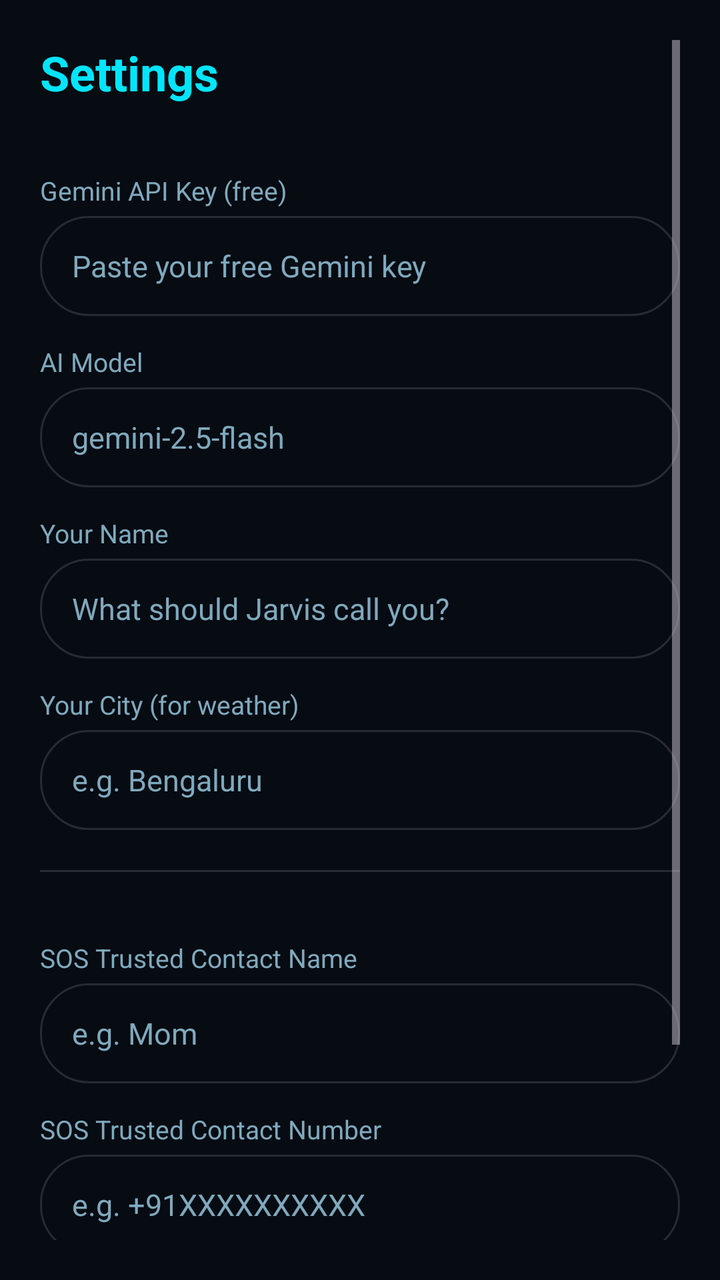
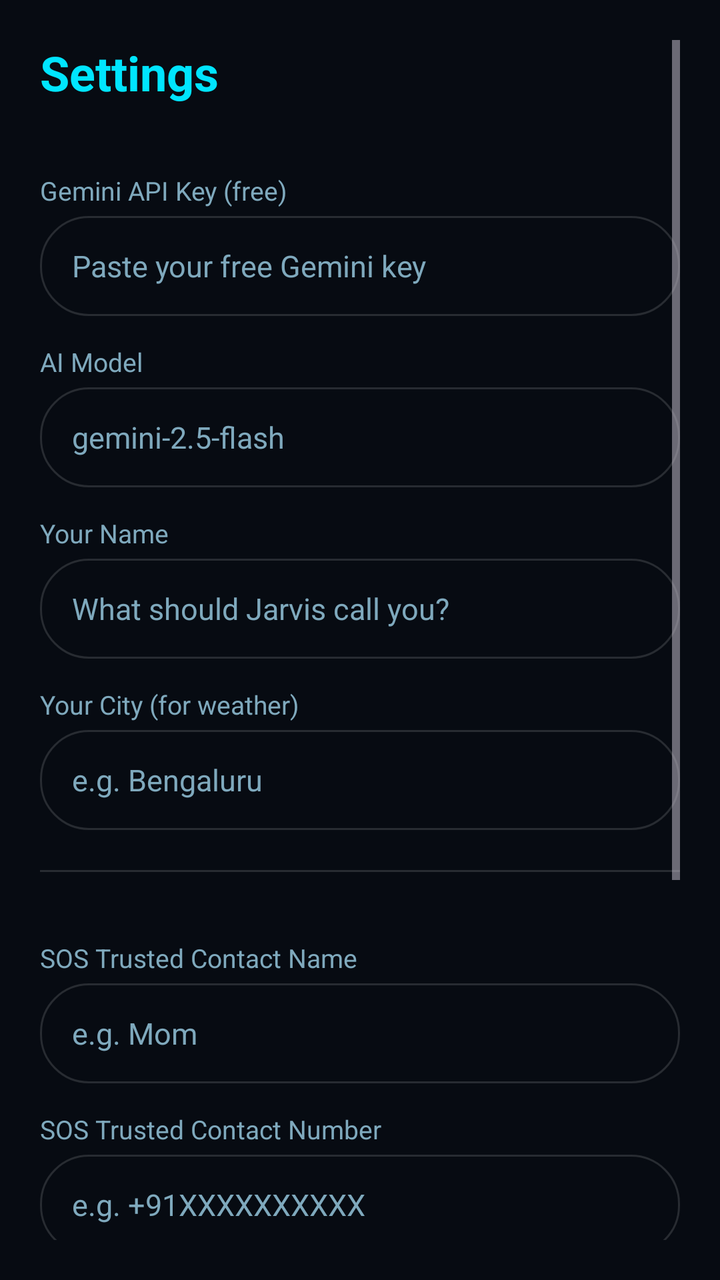

The first picture is an Android layout as it rendered before a commit; the second is the same layout after the commit. The layout source and the unified diff follow.
<!-- AndroidManifest.xml: application theme Theme.Jarvis -->
<!-- res/layout/activity_settings.xml -->
<?xml version="1.0" encoding="utf-8"?>
<ScrollView xmlns:android="http://schemas.android.com/apk/res/android"
    android:layout_width="match_parent"
    android:layout_height="match_parent"
    android:background="@color/bg"
    android:padding="20dp">

    <LinearLayout
        android:layout_width="match_parent"
        android:layout_height="wrap_content"
        android:orientation="vertical">

        <TextView
            android:layout_width="wrap_content"
            android:layout_height="wrap_content"
            android:text="Settings"
            android:textColor="@color/accent"
            android:textSize="24sp"
            android:textStyle="bold"
            android:layout_marginBottom="20dp" />

        <TextView style="@style/Label" android:text="Gemini API Key (free)" />
        <EditText
            android:id="@+id/apiKeyInput"
            style="@style/Field"
            android:hint="Paste your free Gemini key"
            android:inputType="textNoSuggestions" />

        <TextView style="@style/Label" android:text="AI Model" />
        <EditText
            android:id="@+id/modelInput"
            style="@style/Field"
            android:hint="gemini-2.5-flash"
            android:inputType="textNoSuggestions" />

        <TextView style="@style/Label" android:text="Your Name" />
        <EditText
            android:id="@+id/nameInput"
            style="@style/Field"
            android:hint="What should Jarvis call you?"
            android:inputType="textCapWords" />

        <TextView style="@style/Label" android:text="Your City (for weather)" />
        <EditText
            android:id="@+id/cityInput"
            style="@style/Field"
            android:hint="e.g. Bengaluru"
            android:inputType="textCapWords" />

        <View android:layout_width="match_parent" android:layout_height="1dp"
            android:background="#22FFFFFF" android:layout_marginTop="20dp"
            android:layout_marginBottom="20dp" />

        <TextView style="@style/Label" android:text="SOS Trusted Contact Name" />
        <EditText
            android:id="@+id/sosNameInput"
            style="@style/Field"
            android:hint="e.g. Mom"
            android:inputType="textCapWords" />

        <TextView style="@style/Label" android:text="SOS Trusted Contact Number" />
        <EditText
            android:id="@+id/sosNumberInput"
            style="@style/Field"
            android:hint="e.g. +91XXXXXXXXXX"
            android:inputType="phone" />

        <Button
            android:id="@+id/saveBtn"
            android:layout_width="match_parent"
            android:layout_height="52dp"
            android:layout_marginTop="28dp"
            android:text="Save"
            android:textStyle="bold"
            android:backgroundTint="@color/accent"
            android:textColor="@color/bg" />

        <TextView
            android:layout_width="match_parent"
            android:layout_height="wrap_content"
            android:layout_marginTop="24dp"
            android:text="Get a free Gemini key at aistudio.google.com \u2192 Get API key. No credit card needed."
            android:textColor="@color/text_dim"
            android:textSize="13sp" />
    </LinearLayout>
</ScrollView>
<!-- resources referenced by this layout -->
<resources>
  <color name="accent">#00E5FF</color>
  <color name="bg">#070B12</color>
  <color name="text_dim">#7FA9BD</color>
  <style name="Field">
          <item name="android:layout_width">match_parent</item>
          <item name="android:layout_height">50dp</item>
          <item name="android:background">@drawable/input_bg</item>
          <item name="android:paddingStart">16dp</item>
          <item name="android:paddingEnd">16dp</item>
          <item name="android:textColor">@color/text_primary</item>
          <item name="android:textColorHint">@color/text_dim</item>
          <item name="android:textSize">15sp</item>
          <item name="android:importantForAutofill">no</item>
      </style>
  <style name="Label">
          <item name="android:layout_width">wrap_content</item>
          <item name="android:layout_height">wrap_content</item>
          <item name="android:textColor">@color/text_dim</item>
          <item name="android:textSize">13sp</item>
          <item name="android:layout_marginTop">14dp</item>
          <item name="android:layout_marginBottom">4dp</item>
      </style>
  <style name="Theme.Jarvis" parent="Theme.Material3.Dark.NoActionBar">
          <item name="colorPrimary">@color/accent</item>
          <item name="colorOnPrimary">@color/bg</item>
          <item name="colorSecondary">@color/accent_dark</item>
          <item name="android:colorBackground">@color/bg</item>
          <item name="android:statusBarColor">@color/bg</item>
          <item name="android:navigationBarColor">@color/bg_bar</item>
          <item name="android:windowLightStatusBar">false</item>
      </style>
  <!-- drawable input_bg (drawable) -->
  <shape xmlns:android="http://schemas.android.com/apk/res/android" android:shape="rectangle">
      <solid android:color="@color/bg" />
      <stroke android:width="1dp" android:color="#22FFFFFF" />
      <corners android:radius="24dp" />
  </shape>
  <color name="text_primary">#E6F7FF</color>
  <color name="accent_dark">#0097A7</color>
  <color name="bg_bar">#0E1621</color>
</resources>

<!-- the commit's change to res/layout/activity_settings.xml (unified diff, before → after) -->
@@ -65,6 +65,36 @@
             android:hint="e.g. +91XXXXXXXXXX"
             android:inputType="phone" />
 
+        <View android:layout_width="match_parent" android:layout_height="1dp"
+            android:background="#22FFFFFF" android:layout_marginTop="20dp"
+            android:layout_marginBottom="8dp" />
+
+        <LinearLayout
+            android:layout_width="match_parent"
+            android:layout_height="wrap_content"
+            android:orientation="horizontal"
+            android:gravity="center_vertical"
+            android:layout_marginTop="8dp">
+            <TextView
+                android:layout_width="0dp"
+                android:layout_height="wrap_content"
+                android:layout_weight="1"
+                android:text="Hands-free wake word (experimental)"
+                android:textColor="@color/text_primary"
+                android:textSize="15sp" />
+            <Switch
+                android:id="@+id/wakeSwitch"
+                android:layout_width="wrap_content"
+                android:layout_height="wrap_content" />
+        </LinearLayout>
+
+        <TextView style="@style/Label" android:text="Wake phrase" />
+        <EditText
+            android:id="@+id/wakePhraseInput"
+            style="@style/Field"
+            android:hint="hey baby"
+            android:inputType="text" />
+
         <Button
             android:id="@+id/saveBtn"
             android:layout_width="match_parent"
<!-- resource entries referenced after the edit -->
@@ -3,6 +3,7 @@
   <color name="accent">#00E5FF</color>
   <color name="bg">#070B12</color>
   <color name="text_dim">#7FA9BD</color>
+  <color name="text_primary">#E6F7FF</color>
   <style name="Field">
           <item name="android:layout_width">match_parent</item>
           <item name="android:layout_height">50dp</item>
@@ -37,7 +38,6 @@
       <stroke android:width="1dp" android:color="#22FFFFFF" />
       <corners android:radius="24dp" />
   </shape>
-  <color name="text_primary">#E6F7FF</color>
   <color name="accent_dark">#0097A7</color>
   <color name="bg_bar">#0E1621</color>
 </resources>
